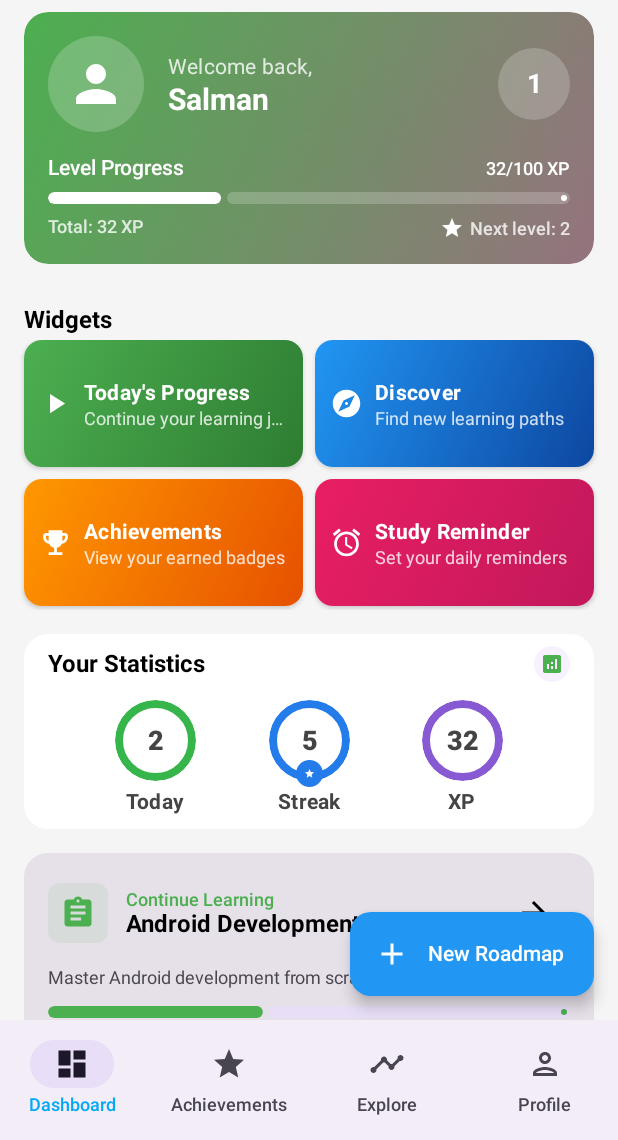
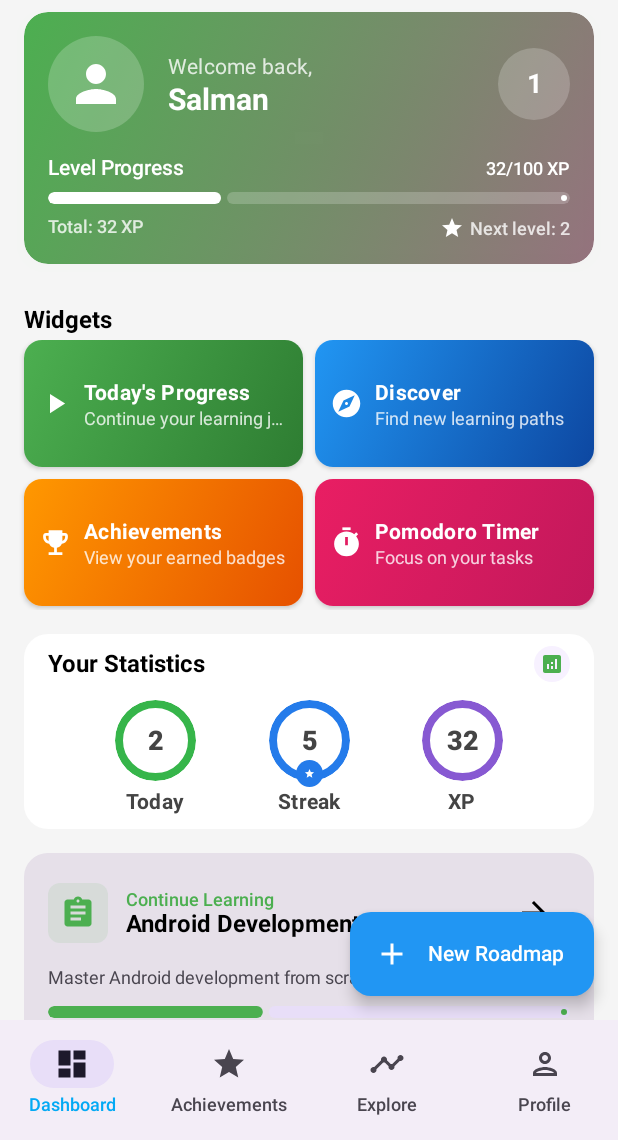
Before and after one commit to RA-122140131-MuhammadSalmanAzizi/GrowPath, an Android app built with Jetpack Compose: the DashboardScreen screen opened through its navigation route, on a phone screen of 412 x 824 dp, the part 96-1236 px from its top. Run offline under Robolectric (Android 15) with nearby library versions, the phone set to English and light mode, and no system bars; our stand-ins replace Dagger/Hilt's generated code, accompanist.

Commit message:
Datang setiap 4 tahun sekali

```diff
--- a/app/src/main/java/com/example/growpath/component/HomeWidgets.kt
+++ b/app/src/main/java/com/example/growpath/component/HomeWidgets.kt
@@ -24,6 +24,7 @@ import androidx.compose.ui.text.style.TextAlign
 import androidx.compose.ui.text.style.TextOverflow
 import androidx.compose.ui.unit.dp
 import androidx.navigation.NavController
+import androidx.navigation.NavGraph.Companion.findStartDestination
 import com.example.growpath.navigation.NavGraph
 
 /**
@@ -52,7 +53,13 @@ fun getHomeWidgets(navController: NavController? = null): List<HomeWidget> {
             icon = Icons.Default.PlayArrow,
             primaryColor = Color(0xFF4CAF50),
             secondaryColor = Color(0xFF2E7D32),
-            action = { navController?.navigate(NavGraph.roadmapWithId("1")) }
+            action = {
+                navController?.navigate(NavGraph.roadmapWithId("1")) {
+                    // Allow navigation with back button working properly
+                    launchSingleTop = true
+                    restoreState = true
+                }
+            }
         ),
         HomeWidget(
             id = "discover",
@@ -61,7 +68,16 @@ fun getHomeWidgets(navController: NavController? = null): List<HomeWidget> {
             icon = Icons.Default.Explore,
             primaryColor = Color(0xFF2196F3),
             secondaryColor = Color(0xFF0D47A1),
-            action = { navController?.navigate(NavGraph.EXPLORE) }
+            action = {
+                navController?.navigate(NavGraph.EXPLORE) {
+                    // Use the same navigation pattern as the bottom bar
+                    popUpTo(navController.graph.findStartDestination().id) {
+                        saveState = true
+                    }
+                    launchSingleTop = true
+                    restoreState = true
+                }
+            }
         ),
         HomeWidget(
             id = "achievements",
@@ -70,15 +86,39 @@ fun getHomeWidgets(navController: NavController? = null): List<HomeWidget> {
             icon = Icons.Default.EmojiEvents,
             primaryColor = Color(0xFFFF9800),
             secondaryColor = Color(0xFFE65100),
-            action = { navController?.navigate(NavGraph.ACHIEVEMENTS) }
+            action = {
+                navController?.navigate(NavGraph.ACHIEVEMENTS) {
+                    // Use the same navigation pattern as the bottom bar
+                    popUpTo(navController.graph.findStartDestination().id) {
+                        saveState = true
+                    }
+                    launchSingleTop = true
+                    restoreState = true
+                }
+            }
+        ),
+        HomeWidget(
+            id = "pomodoro",
+            title = "Pomodoro Timer",
+            description = "Focus on your tasks",
+            icon = Icons.Default.Timer,
+            primaryColor = Color(0xFFE91E63),
+            secondaryColor = Color(0xFFC2185B),
+            action = {
+                navController?.navigate(NavGraph.POMODORO_TIMER) {
+                    // Allow navigation with back button working properly
+                    launchSingleTop = true
+                    restoreState = true
+                }
+            }
         ),
         HomeWidget(
             id = "study_reminder",
             title = "Study Reminder",
             description = "Set your daily reminders",
             icon = Icons.Default.Alarm,
-            primaryColor = Color(0xFFE91E63),
-            secondaryColor = Color(0xFFC2185B),
+            primaryColor = Color(0xFF9C27B0),
+            secondaryColor = Color(0xFF6A1B9A),
             action = { /* Open reminder dialog */ }
         )
     )
@@ -399,7 +439,7 @@ fun UpcomingMilestoneWidget(
             Spacer(modifier = Modifier.height(12.dp))
 
             LinearProgressIndicator(
-                progress = { progress },
+                progress = progress,
                 modifier = Modifier
                     .fillMaxWidth()
                     .height(8.dp)
--- a/app/src/main/java/com/example/growpath/navigation/BottomNavigationBar.kt
+++ b/app/src/main/java/com/example/growpath/navigation/BottomNavigationBar.kt
@@ -62,13 +62,8 @@ fun BottomNavigationBar(navController: NavController) {
     val navBackStackEntry by navController.currentBackStackEntryAsState()
     val currentDestination = navBackStackEntry?.destination
 
-    // Only show the bottom bar on main screens (not on detail screens like Roadmap or Milestone)
-    val isMainScreen = currentDestination?.route?.let { route ->
-        // Check if the current destination is one of our main screens
-        bottomNavItems.any { it.route == route }
-    } ?: false
-
-    if (isMainScreen) {
+    // Only show the bottom bar when NOT on login screen
+    if (currentDestination?.route != NavGraph.LOGIN) {
         NavigationBar {
             bottomNavItems.forEach { item ->
                 val selected = currentDestination?.hierarchy?.any { it.route == item.route } == true
@@ -83,11 +78,11 @@ fun BottomNavigationBar(navController: NavController) {
                     label = { Text(item.title) },
                     selected = selected,
                     onClick = {
-                        if (currentDestination?.route != item.route) {
-                            // Clear back stack and navigate to the selected destination
+                        // Always navigate to the main destinations regardless of current location
                         navController.navigate(item.route) {
-                                // Clear the entire back stack and start fresh
-                                popUpTo(0) {
+                            // Pop up to the start destination of the graph to
+                            // avoid building up a large stack of destinations
+                            popUpTo(navController.graph.findStartDestination().id) {
                                 saveState = true
                             }
                             // Avoid multiple copies of the same destination
@@ -96,7 +91,6 @@ fun BottomNavigationBar(navController: NavController) {
                             restoreState = true
                         }
                     }
-                    }
                 )
             }
         }
--- a/app/src/main/java/com/example/growpath/navigation/NavGraph.kt
+++ b/app/src/main/java/com/example/growpath/navigation/NavGraph.kt
@@ -1,6 +1,7 @@
 package com.example.growpath.navigation
 
 object NavGraph {
+    const val LOGIN = "login"
     const val DASHBOARD = "dashboard"
     const val PROFILE = "profile"
     const val ROADMAP = "roadmap/{roadmapId}"
--- a/app/src/main/java/com/example/growpath/navigation/NavigationHost.kt
+++ b/app/src/main/java/com/example/growpath/navigation/NavigationHost.kt
@@ -15,12 +15,16 @@ import com.example.growpath.screen.*
 @Composable
 fun NavigationHost(
     navController: NavHostController,
-    startDestination: String = NavGraph.DASHBOARD,
+    startDestination: String = NavGraph.LOGIN,
     modifier: Modifier = Modifier
 ) {
     Scaffold(
         bottomBar = {
-            BottomNavigationBar(navController = navController)
+            // Hanya tampilkan bottom navigation bar jika bukan di halaman login
+            val currentRoute = navController.currentBackStackEntry?.destination?.route
+            if (currentRoute != NavGraph.LOGIN) {
+                BottomNavigationBar(navController = navController)
+            }
         }
     ) { innerPadding ->
         Box(modifier = Modifier.padding(innerPadding)) {
@@ -29,6 +33,18 @@ fun NavigationHost(
                 startDestination = startDestination,
                 modifier = modifier
             ) {
+                // Login route
+                composable(NavGraph.LOGIN) {
+                    AuthScreen(
+                        onLoginSuccess = {
+                            navController.navigate(NavGraph.DASHBOARD) {
+                                // Hapus login dari back stack agar tidak bisa kembali ke login
+                                popUpTo(NavGraph.LOGIN) { inclusive = true }
+                            }
+                        }
+                    )
+                }
+
                 composable(NavGraph.DASHBOARD) {
                     DashboardScreen(
                         onRoadmapClick = { roadmapId ->
--- a/app/src/main/java/com/example/growpath/screen/AuthScreen.kt
+++ b/app/src/main/java/com/example/growpath/screen/AuthScreen.kt
@@ -1,51 +1,121 @@
 package com.example.growpath.screen
 
+import androidx.compose.foundation.Image
 import androidx.compose.foundation.layout.*
 import androidx.compose.material3.*
 import androidx.compose.runtime.*
+import androidx.compose.ui.Alignment
 import androidx.compose.ui.Modifier
+import androidx.compose.ui.res.painterResource
 import androidx.compose.ui.unit.dp
+import androidx.hilt.navigation.compose.hiltViewModel
+import com.example.growpath.R
+import android.util.Log
+import android.widget.Toast
+import androidx.compose.ui.platform.LocalContext
 
 @OptIn(ExperimentalMaterial3Api::class)
 @Composable
 fun AuthScreen(
-    onLoginSuccess: () -> Unit
+    onLoginSuccess: () -> Unit,
+    viewModel: AuthViewModel = hiltViewModel()
 ) {
-    var email by remember { mutableStateOf("") }
+    var username by remember { mutableStateOf("") }
     var password by remember { mutableStateOf("") }
+    var isLoading by remember { mutableStateOf(false) }
+    var errorMessage by remember { mutableStateOf<String?>(null) }
+    val context = LocalContext.current
+
+    // Hardcoded credentials
+    val validUsername = "Amor"
+    val validPassword = "123"
 
     Scaffold(
         topBar = {
-            TopAppBar(title = { Text("Login") })
+            TopAppBar(title = { Text("Login to GrowPath") })
         }
     ) { padding ->
+        Box(
+            modifier = Modifier
+                .fillMaxSize()
+                .padding(padding)
+        ) {
             Column(
                 modifier = Modifier
-                .padding(padding)
                     .fillMaxWidth()
-                .padding(24.dp),
-            verticalArrangement = Arrangement.Center
+                    .padding(horizontal = 24.dp)
+                    .padding(top = 32.dp),
+                horizontalAlignment = Alignment.CenterHorizontally
             ) {
+                // App Logo
+                Image(
+                    painter = painterResource(id = R.drawable.growpath_logo),
+                    contentDescription = "GrowPath Logo",
+                    modifier = Modifier
+                        .size(120.dp)
+                        .padding(bottom = 32.dp)
+                )
+
+                // Username & Password Fields
                 OutlinedTextField(
-                value = email,
-                onValueChange = { email = it },
-                label = { Text("Email") },
+                    value = username,
+                    onValueChange = { username = it },
+                    label = { Text("Username") },
                     modifier = Modifier.fillMaxWidth()
                 )
+
                 Spacer(modifier = Modifier.height(16.dp))
+
                 OutlinedTextField(
                     value = password,
                     onValueChange = { password = it },
                     label = { Text("Password") },
                     modifier = Modifier.fillMaxWidth()
                 )
-            Spacer(modifier = Modifier.height(32.dp))
+
+                // Error message
+                errorMessage?.let {
+                    Spacer(modifier = Modifier.height(8.dp))
+                    Text(
+                        text = it,
+                        color = MaterialTheme.colorScheme.error,
+                        style = MaterialTheme.typography.bodySmall
+                    )
+                }
+
+                Spacer(modifier = Modifier.height(24.dp))
+
+                // Login Button
                 Button(
-                onClick = onLoginSuccess,
-                modifier = Modifier.fillMaxWidth()
+                    onClick = {
+                        isLoading = true
+                        // Check hardcoded credentials
+                        if (username == validUsername && password == validPassword) {
+                            // Login successful
+                            Log.d("ManualLogin", "Login successful with username: $username")
+                            Toast.makeText(context, "Login successful!", Toast.LENGTH_SHORT).show()
+                            isLoading = false
+                            onLoginSuccess()
+                        } else {
+                            // Login failed
+                            isLoading = false
+                            errorMessage = "Invalid username or password"
+                            Toast.makeText(context, "Invalid username or password", Toast.LENGTH_SHORT).show()
+                        }
+                    },
+                    modifier = Modifier.fillMaxWidth(),
+                    enabled = !isLoading && username.isNotBlank() && password.isNotBlank()
                 ) {
                     Text("Login")
                 }
             }
+
+            // Loading indicator
+            if (isLoading) {
+                CircularProgressIndicator(
+                    modifier = Modifier.align(Alignment.Center)
+                )
             }
         }
+    }
+}
--- a/app/src/main/res/drawable/splash_screen.xml
+++ b/app/src/main/res/drawable/splash_screen.xml
@@ -3,10 +3,14 @@
     <!-- Background -->
     <item android:drawable="@drawable/splash_background" />
 
-    <!-- Logo centered in the screen -->
-    <item>
+    <!-- Logo centered in the screen with proper scaling -->
+    <item
+        android:gravity="center"
+        android:width="200dp"
+        android:height="200dp">
         <bitmap
-            android:gravity="center"
-            android:src="@drawable/growpath_logo" />
+            android:gravity="fill"
+            android:src="@drawable/growpath_logo"
+            android:mipMap="true" />
     </item>
 </layer-list>
```
Also changed, not shown: app/src/main/java/com/example/growpath/screen/AuthState.kt (added, +8 -0 lines), app/src/main/java/com/example/growpath/screen/AuthViewModel.kt (+14 -30 lines), app/src/main/java/com/example/growpath/screen/ProfileScreen.kt (+4 -3 lines). Lines whose indentation alone changed are shown as unchanged.
